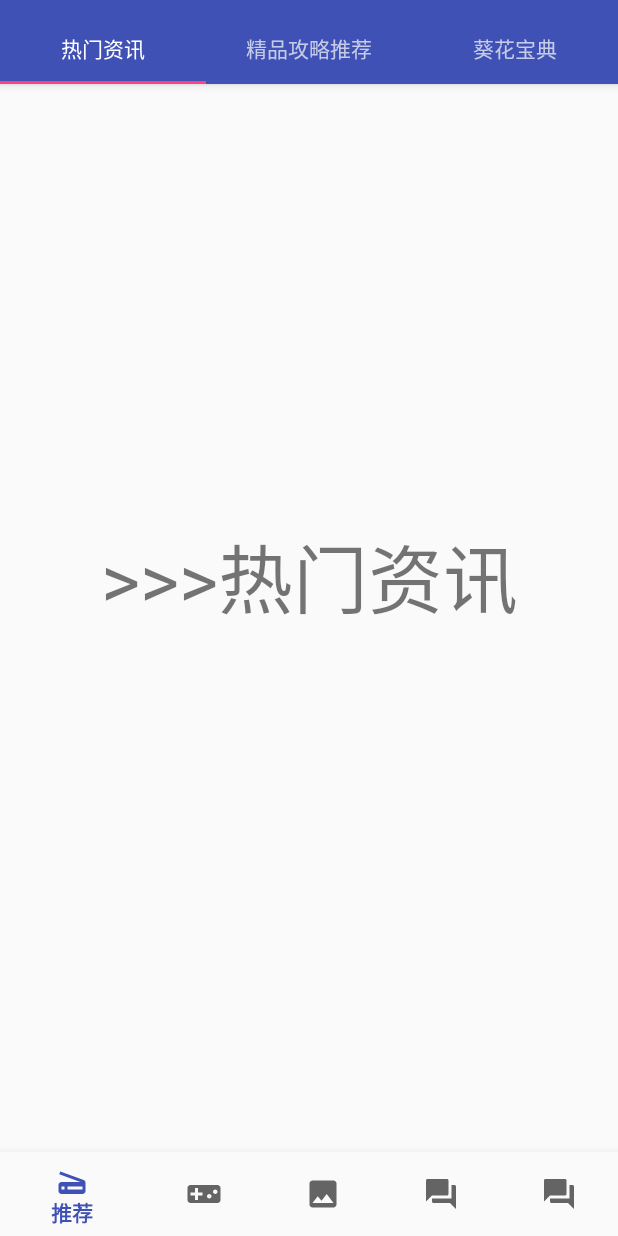
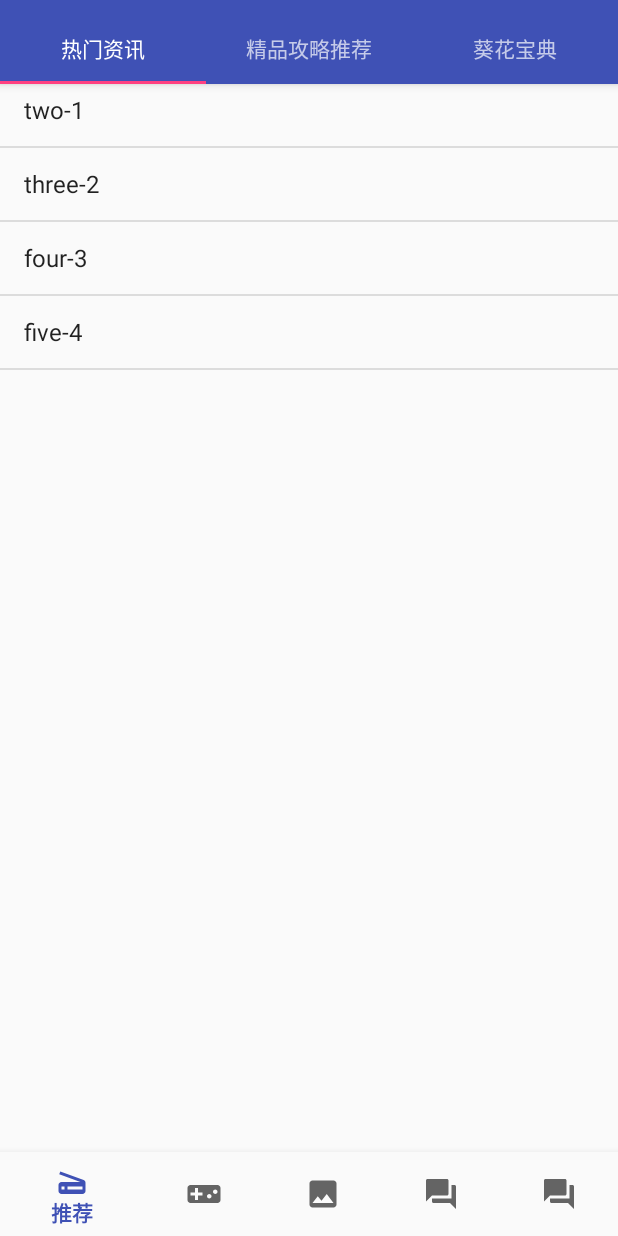
Before and after one commit to ZhuoKeTeam/JueDiQiuSheng, an Android app: the screen it shows after launch (MainActivity), on a phone screen of 412 x 824 dp. Run offline under Robolectric (Android 15) with nearby library versions, the phone set to English and light mode, and no system bars; libraries missing offline, so code that uses them is left out: com.alibaba.android, com.blankj.utilcode, com.facebook.drawee, com.networkbench.agent, com.yw.game; 7 statements that could not run were skipped.

Commit message:
1. 添加 listview 的下拉效果： SwipeRefreshLayout。

```diff
--- a/app/src/main/java/cc/zkteam/juediqiusheng/fragment/HotInformationFragment.java
+++ b/app/src/main/java/cc/zkteam/juediqiusheng/fragment/HotInformationFragment.java
@@ -1,11 +1,19 @@
 package cc.zkteam.juediqiusheng.fragment;
 
 import android.os.Bundle;
+import android.os.Handler;
+import android.support.annotation.NonNull;
+import android.support.annotation.Nullable;
 import android.support.v4.app.Fragment;
+import android.support.v4.widget.SwipeRefreshLayout;
 import android.view.LayoutInflater;
 import android.view.View;
 import android.view.ViewGroup;
+import android.widget.ArrayAdapter;
+import android.widget.ListView;
 import android.widget.TextView;
+
+import java.util.ArrayList;
 
 import cc.zkteam.juediqiusheng.R;
 
@@ -19,6 +27,10 @@ public class HotInformationFragment extends Fragment {
      * fragment.
      */
     private static final String ARG_SECTION_NUMBER = "section_number";
+
+    ListView listView;
+    SwipeRefreshLayout refreshLayout;
+    ArrayAdapter<String> arrayAdapter;
 
     public HotInformationFragment() {
     }
@@ -40,7 +52,53 @@ public class HotInformationFragment extends Fragment {
                              Bundle savedInstanceState) {
         View rootView = inflater.inflate(R.layout.fragment_rec_hot_infor, container, false);
         TextView textView = (TextView) rootView.findViewById(R.id.text);
+
+        listView = (ListView) rootView.findViewById(R.id.listView);
+        refreshLayout = (SwipeRefreshLayout) rootView.findViewById(R.id.swipe_refresh_layout);
         textView.setText(getString(R.string.section_format, getArguments().getString(ARG_SECTION_NUMBER)));
         return rootView;
     }
+
+    @Override
+    public void onViewCreated(@NonNull View view, @Nullable Bundle savedInstanceState) {
+        super.onViewCreated(view, savedInstanceState);
+
+        String[] list= new String[] {
+                "one", "two", "three", "four", "five",
+        };
+
+        final ArrayList arrayList = new ArrayList();
+        for (int i = 0; i < 5; i++) {
+            arrayList.add(list[i % 5] + "-" + i);
+        }
+
+
+        refreshLayout.setProgressBackgroundColorSchemeResource(android.R.color.white);
+        // 设置下拉进度的主题颜色
+        refreshLayout.setColorSchemeResources(R.color.colorAccent, R.color.colorPrimary, R.color.colorPrimaryDark);
+
+        refreshLayout.setProgressViewOffset(true, 0, 200);
+
+        refreshLayout.setOnRefreshListener(new SwipeRefreshLayout.OnRefreshListener() {
+            @Override
+            public void onRefresh() {
+                refreshLayout.setRefreshing(true);
+
+                new Handler().postDelayed(new Runnable() {
+                    @Override
+                    public void run() {
+                        arrayAdapter.addAll(arrayList);
+                        arrayAdapter.notifyDataSetChanged();
+
+                        refreshLayout.setRefreshing(false);
+                    }
+                }, 3000);
+            }
+        });
+
+
+        arrayAdapter = new ArrayAdapter<String>(getContext(),
+                android.R.layout.simple_list_item_1, arrayList);
+        listView.setAdapter(arrayAdapter);
+    }
 }
--- a/app/src/main/res/layout/fragment_rec_hot_infor.xml
+++ b/app/src/main/res/layout/fragment_rec_hot_infor.xml
@@ -4,6 +4,17 @@
                                              android:id="@+id/constraintLayout"
                                              android:layout_width="match_parent"
                                              android:layout_height="match_parent">
+
+    <android.support.v4.widget.SwipeRefreshLayout
+        android:id="@+id/swipe_refresh_layout"
+        android:layout_width="match_parent"
+        android:layout_height="match_parent">
+
+
+        <ListView
+            android:id="@+id/listView"
+            android:layout_width="match_parent"
+            android:layout_height="match_parent"/>
 
         <TextView
             android:id="@+id/text"
@@ -24,4 +35,7 @@
             tools:layout_constraintLeft_creator="1"
             tools:layout_constraintTop_creator="1"/>
 
+    </android.support.v4.widget.SwipeRefreshLayout>
+
+
 </android.support.constraint.ConstraintLayout>
```
Lines whose indentation alone changed are shown as unchanged.
